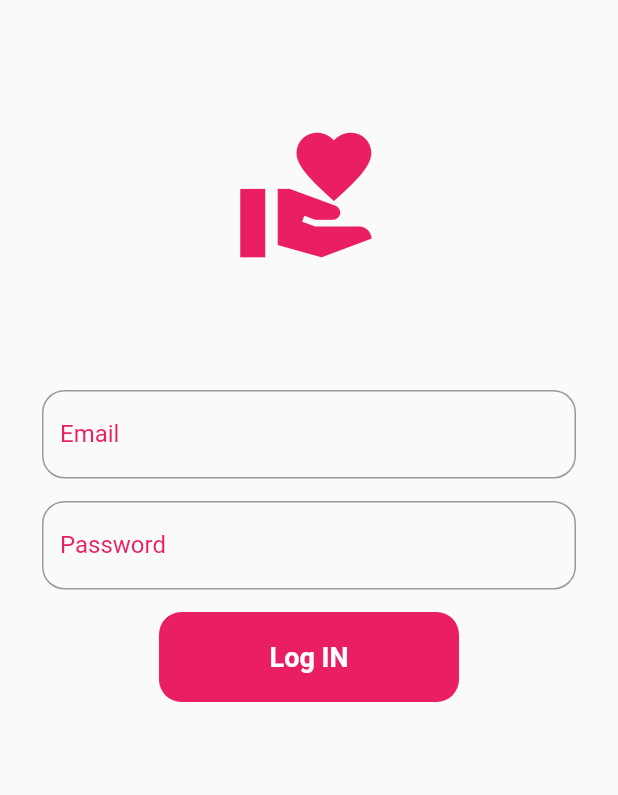
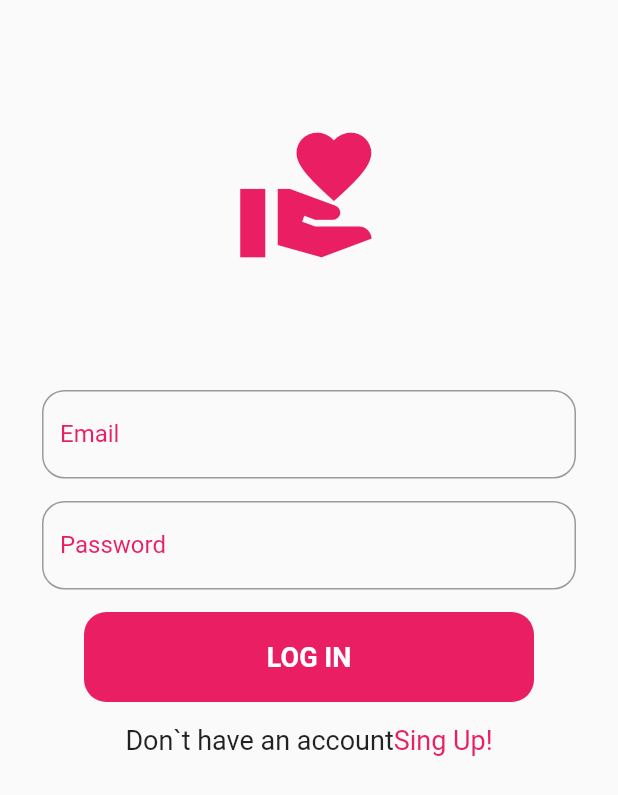
Before and after one commit to omarfaruk114/log-in, a Flutter app: the screen it shows after launch, on a phone screen of 412 x 824 dp. Shown: the top 795 px of the screen. Run offline on Flutter 3.47's test engine with Material 2 defaults, Android fonts, the phone set to English and light mode, and no system bars.

Commit message:
11-01-22

```diff
--- a/lib/helper/custom_button.dart
+++ b/lib/helper/custom_button.dart
@@ -1,7 +1,15 @@
 import 'package:finalwork/utills/all_color.dart';
 import 'package:flutter/material.dart';
+
 class CustomButton extends StatefulWidget {
-  const CustomButton({Key? key}) : super(key: key);
+  double height ;
+  double width ;
+  String btnText;
+   CustomButton({Key? key,
+  required this.width,
+     required this.height,
+     required this.btnText
+  }) : super(key: key);
 
   @override
   _CustomButtonState createState() => _CustomButtonState();
@@ -12,13 +20,13 @@ class _CustomButtonState extends State<CustomButton> {
   @override
   Widget build(BuildContext context) {
     return Container(
-      height: 60,
-      width: 200,
+      height: widget.height,
+      width: widget.width,
       decoration: BoxDecoration(
         borderRadius: BorderRadius.circular(15),
         color: _allColor.appColor
       ),
-      child: Center(child: Text("Log IN",
+      child: Center(child: Text(widget.btnText,
       style: TextStyle(color: Colors.white,
       fontSize: 18, fontWeight: FontWeight.bold),)),
     );
--- a/lib/helper/custom_text_field.dart
+++ b/lib/helper/custom_text_field.dart
@@ -5,6 +5,7 @@ class CustomTextField extends StatefulWidget {
   String labelText;
   TextEditingController controller;
   bool obsecureVal;
+
    CustomTextField({Key? key,
      required this.hintText,
      required this.labelText,
--- a/lib/screen/log_in.dart
+++ b/lib/screen/log_in.dart
@@ -1,5 +1,6 @@
 import 'package:finalwork/helper/custom_button.dart';
 import 'package:finalwork/helper/custom_text_field.dart';
+import 'package:finalwork/screen/home_page.dart';
 import 'package:finalwork/utills/all_color.dart';
 import 'package:flutter/material.dart';
 class LogIn extends StatefulWidget {
@@ -48,7 +49,30 @@ class _LogInState extends State<LogIn> {
             height: 15,
 
           ),
-          CustomButton()
+          InkWell(
+            onTap :(){
+              Navigator.push(context, MaterialPageRoute
+                (builder: (context)=>HomePage()));
+          },
+            child: CustomButton(
+              height :60,
+              width: 300,
+              btnText :"LOG IN"
+            ),
+          ),
+          SizedBox(
+            height: 15,
+          ),
+          Row(
+            mainAxisAlignment: MainAxisAlignment.center,
+            children: [
+              Text("Don`t have an account",
+              style: TextStyle(fontSize: 18),),
+              Text("Sing Up!",
+                  style: TextStyle(fontSize: 18,
+                  color: allColor.appColor)),
+            ],
+          )
         ],
       ),
     );
```
Also changed, not shown: lib/screen/home_page.dart (added, +18 -0 lines).
